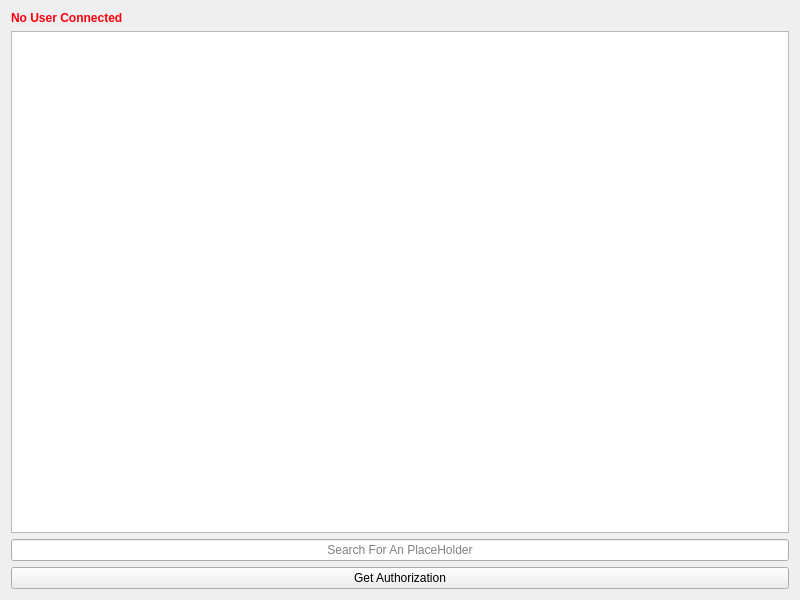
The window that spotifyplaylistplayer.ui (y9luiz/SpotifyPlaylistPlayer) describes before a commit, drawn with Qt 5.
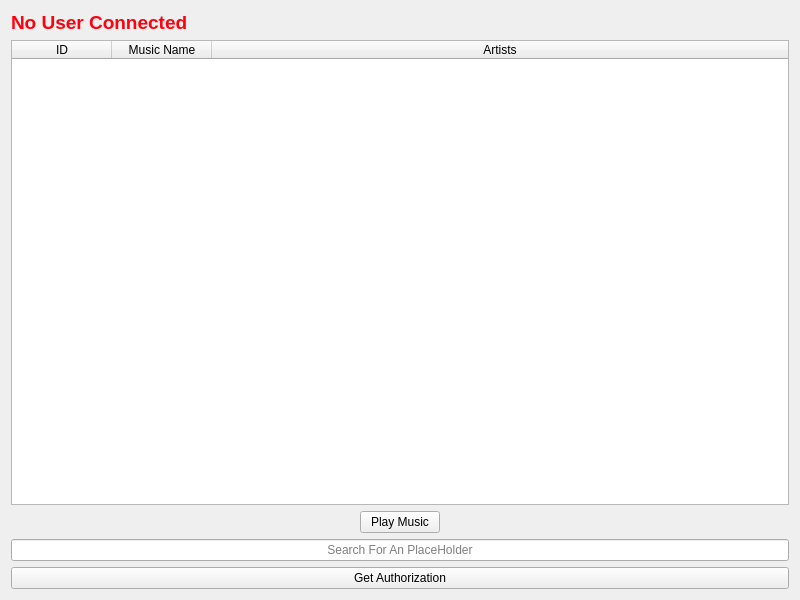
The same window after the commit.

Commit message: now playing musics and working with DataAcessObjects

The edit to the form file:
```diff
--- a/spotifyplaylistplayer.ui
+++ b/spotifyplaylistplayer.ui
@@ -16,14 +16,48 @@
   <layout class="QGridLayout" name="gridLayout_2">
    <item row="0" column="0">
     <layout class="QGridLayout" name="gridLayout">
+     <item row="0" column="0">
+      <widget class="QLabel" name="labelUserId">
+       <property name="styleSheet">
+        <string notr="true">color: rgb(255, 0, 13);</string>
+       </property>
+       <property name="text">
+        <string>&lt;html&gt;&lt;head/&gt;&lt;body&gt;&lt;p&gt;&lt;span style=&quot; font-size:14pt; font-weight:700;&quot;&gt;No User Connected&lt;/span&gt;&lt;/p&gt;&lt;/body&gt;&lt;/html&gt;</string>
+       </property>
+      </widget>
+     </item>
+     <item row="1" column="0">
+      <widget class="QTableWidget" name="tableWidgetTracks">
+       <property name="showGrid">
+        <bool>false</bool>
+       </property>
+       <attribute name="horizontalHeaderCascadingSectionResizes">
+        <bool>false</bool>
+       </attribute>
+       <attribute name="horizontalHeaderStretchLastSection">
+        <bool>true</bool>
+       </attribute>
+       <attribute name="verticalHeaderVisible">
+        <bool>false</bool>
+       </attribute>
+       <column>
+        <property name="text">
+         <string>ID</string>
+        </property>
+       </column>
+       <column>
+        <property name="text">
+         <string>Music Name</string>
+        </property>
+       </column>
+       <column>
+        <property name="text">
+         <string>Artists</string>
+        </property>
+       </column>
+      </widget>
+     </item>
      <item row="3" column="0">
-      <widget class="QPushButton" name="pushButtonGrant">
-       <property name="text">
-        <string>Get Authorization</string>
-       </property>
-      </widget>
-     </item>
-     <item row="2" column="0">
       <widget class="QLineEdit" name="lineEditTrack">
        <property name="alignment">
         <set>Qt::AlignCenter</set>
@@ -33,23 +67,50 @@
        </property>
       </widget>
      </item>
-     <item row="1" column="0">
+     <item row="2" column="0">
       <layout class="QHBoxLayout" name="horizontalLayout">
        <property name="sizeConstraint">
         <enum>QLayout::SetMinimumSize</enum>
        </property>
        <item>
-        <widget class="QListView" name="listView"/>
+        <spacer name="horizontalSpacer">
+         <property name="orientation">
+          <enum>Qt::Horizontal</enum>
+         </property>
+         <property name="sizeHint" stdset="0">
+          <size>
+           <width>40</width>
+           <height>20</height>
+          </size>
+         </property>
+        </spacer>
+       </item>
+       <item>
+        <widget class="QPushButton" name="pushButton">
+         <property name="text">
+          <string>Play Music</string>
+         </property>
+        </widget>
+       </item>
+       <item>
+        <spacer name="horizontalSpacer_2">
+         <property name="orientation">
+          <enum>Qt::Horizontal</enum>
+         </property>
+         <property name="sizeHint" stdset="0">
+          <size>
+           <width>40</width>
+           <height>20</height>
+          </size>
+         </property>
+        </spacer>
        </item>
       </layout>
      </item>
-     <item row="0" column="0">
-      <widget class="QLabel" name="labelUserId">
-       <property name="styleSheet">
-        <string notr="true">color: rgb(255, 0, 13);</string>
-       </property>
+     <item row="4" column="0">
+      <widget class="QPushButton" name="pushButtonGrant">
        <property name="text">
-        <string>&lt;html&gt;&lt;head/&gt;&lt;body&gt;&lt;p&gt;&lt;span style=&quot; font-weight:700;&quot;&gt;No User Connected&lt;/span&gt;&lt;/p&gt;&lt;/body&gt;&lt;/html&gt;</string>
+        <string>Get Authorization</string>
        </property>
       </widget>
      </item>
```
The commit also changes 7 other files.
